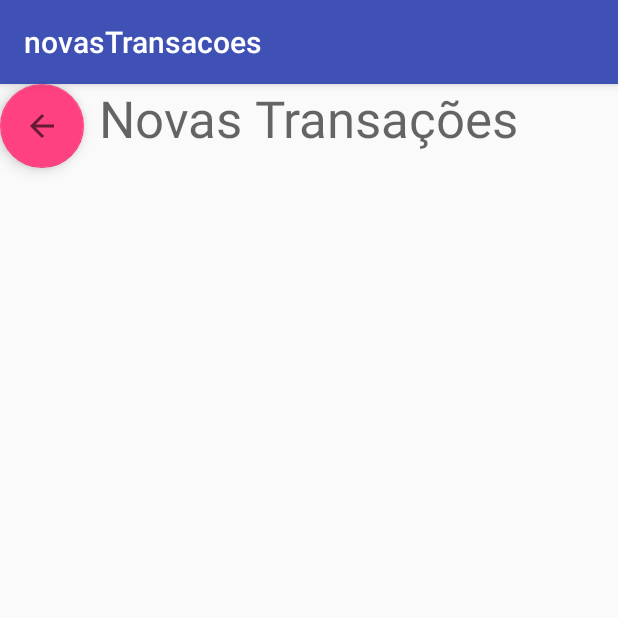
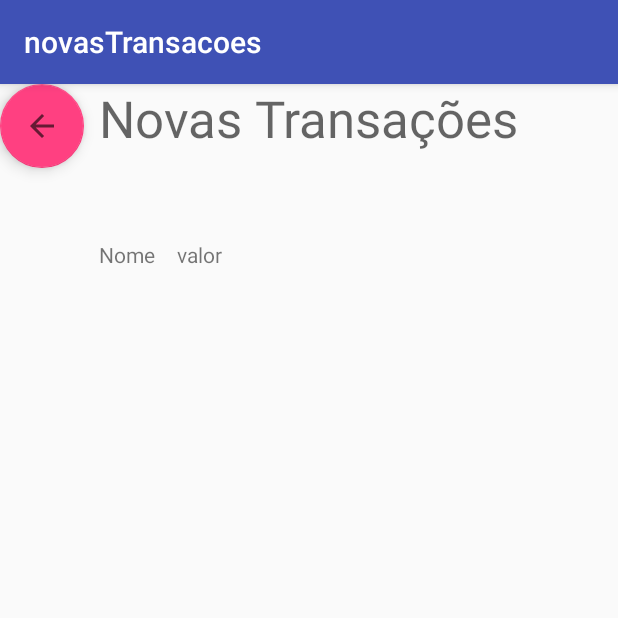
Before and after one commit to rafaellima1412/FinanceControl2, an Android app: the novasTransacoes screen opened directly, with no data from a screen before it, on a phone screen of 412 x 824 dp, the top half of it. Run offline under Robolectric (Android 15) with nearby library versions, the phone set to English and light mode, and no system bars; 2 statements that could not run were skipped.

Commit message:
atualizando tela

```diff
--- a/app/src/main/res/layout/content_novas_transacoes.xml
+++ b/app/src/main/res/layout/content_novas_transacoes.xml
@@ -29,6 +29,23 @@
             android:text="Novas Transações"
             android:textAppearance="@style/TextAppearance.AppCompat.Display1" />
 
+        <TextView
+            android:id="@+id/textView9"
+            android:layout_width="wrap_content"
+            android:layout_height="wrap_content"
+            android:layout_alignParentTop="true"
+            android:layout_alignStart="@+id/textView2"
+            android:layout_marginTop="104dp"
+            android:text="Nome" />
+
+        <TextView
+            android:id="@+id/textView8"
+            android:layout_width="wrap_content"
+            android:layout_height="wrap_content"
+            android:layout_alignParentStart="true"
+            android:layout_alignTop="@+id/textView9"
+            android:layout_marginStart="118dp"
+            android:text="valor" />
 
         <android.support.design.widget.FloatingActionButton
             android:id="@+id/floatingActionButton3"
```
